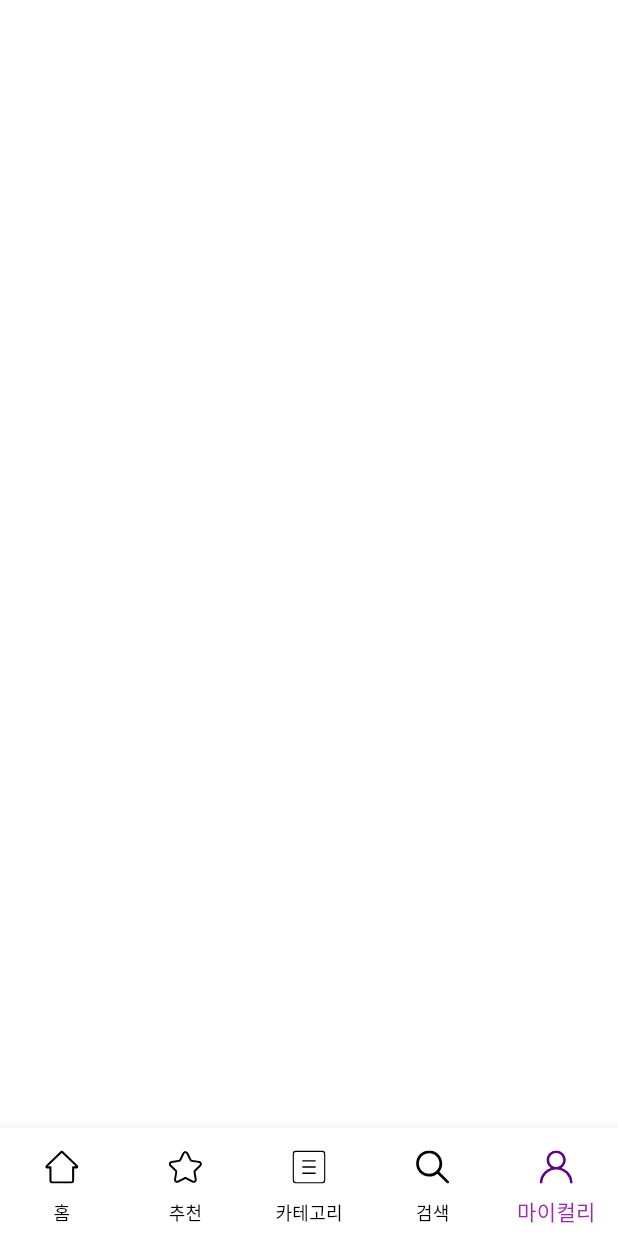
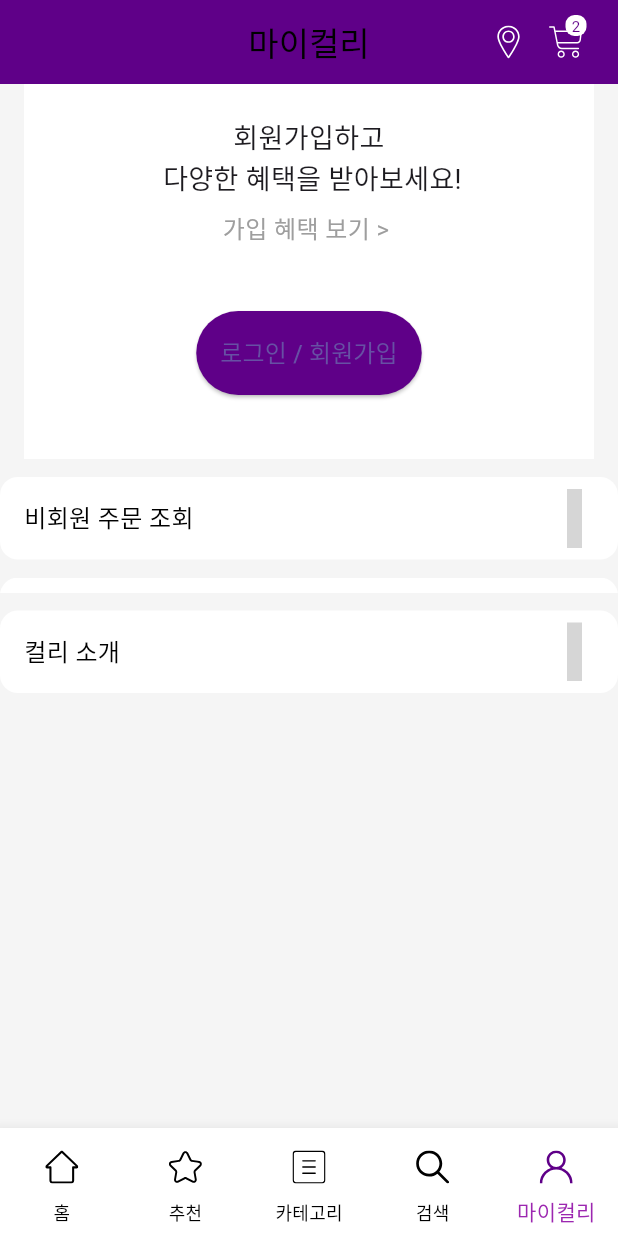
Before and after one commit to trofi92/market_kurly_ui, a Flutter app: the MainScreens screen opened by its route, item 5 of the bottom bar chosen, on a phone screen of 412 x 824 dp. Run offline on Flutter 3.47's test engine with Material 3 defaults, Android fonts, the phone set to English and light mode, and no system bars; our stand-ins replace flutter_svg, google_fonts; grey boxes are pictures that could not be loaded.

Commit message:
day006: navBar, MyKurly UI 작업

```diff
--- a/lib/models/nav_item.dart
+++ b/lib/models/nav_item.dart
@@ -1,5 +1,3 @@
-import 'package:flutter/material.dart';
-
 class NavItem {
   final String id;
   final String icon;
--- /dev/null
+++ b/lib/models/text_menu.dart
@@ -0,0 +1,41 @@
+class TextMenu {
+  String? text;
+  String? icon;
+  String? path;
+
+  TextMenu({this.text, this.icon, this.path});
+}
+
+// 메뉴 더미데이터
+List<TextMenu> textMenuList = [
+  TextMenu(
+    text: "배송 안내",
+    icon: "assets/icons/right-arrow.svg",
+    path: "/",
+  ),
+  TextMenu(
+    text: "공지 사항",
+    icon: "assets/icons/right-arrow.svg",
+    path: "/",
+  ),
+  TextMenu(
+    text: "자주하는 질문",
+    icon: "assets/icons/right-arrow.svg",
+    path: "/",
+  ),
+  TextMenu(
+    text: "고객센터",
+    icon: "assets/icons/right-arrow.svg",
+    path: "/",
+  ),
+  TextMenu(
+    text: "이용안내",
+    icon: "assets/icons/right-arrow.svg",
+    path: "/",
+  ),
+  TextMenu(
+    text: "컬리 소개",
+    icon: "assets/icons/right-arrow.svg",
+    path: "/",
+  ),
+];
--- /dev/null
+++ b/lib/screens/components/custom_actions.dart
@@ -0,0 +1,35 @@
+import 'package:flutter/material.dart';
+import 'package:flutter_svg/svg.dart';
+import 'package:market_curly_ui/screens/components/stack_icon.dart';
+
+class CustomActions extends StatelessWidget {
+  const CustomActions({super.key});
+
+  @override
+  Widget build(BuildContext context) {
+    return Padding(
+      padding: EdgeInsets.only(right: 16.0),
+      child: Row(
+        children: [
+          SizedBox(
+            width: 38,
+            child: IconButton(
+                onPressed: () {},
+                icon: SvgPicture.asset(
+                  "assets/icons/pin.svg",
+                  colorFilter: ColorFilter.mode(Colors.white, BlendMode.srcIn),
+                )),
+          ),
+          SizedBox(
+            width: 38,
+            child: StackIcon(
+              imagePath: "assets/icons/shopping-cart.svg",
+              counter: "2",
+              onPressed: () {},
+            ),
+          )
+        ],
+      ),
+    );
+  }
+}
--- a/lib/screens/main_screens.dart
+++ b/lib/screens/main_screens.dart
@@ -6,6 +6,7 @@
 import 'package:market_curly_ui/screens/home/home_screen.dart';
 import 'package:market_curly_ui/screens/my_kurly/my_kurly_screen.dart';
 import 'package:market_curly_ui/screens/recommand/recommend_screen.dart';
+import 'package:market_curly_ui/screens/search/search_screen.dart';
 
 class MainScreens extends StatefulWidget {
   static const String routeName = '/main_screen';
@@ -28,6 +29,7 @@
           HomeScreen(),
           RecommendScreen(),
           CategoryScreen(),
+          SearchScreen(),
           MyKurlyScreen(),
         ],
       ),
--- /dev/null
+++ b/lib/screens/my_kurly/components/my_kurly_body.dart
@@ -0,0 +1,53 @@
+import 'package:flutter/material.dart';
+import 'package:market_curly_ui/models/text_menu.dart';
+import 'package:market_curly_ui/screens/components/text_menu_card.dart';
+import 'package:market_curly_ui/screens/my_kurly/components/my_kurly_header.dart';
+
+class MyKurlyBody extends StatelessWidget {
+  const MyKurlyBody({super.key});
+
+  @override
+  Widget build(BuildContext context) {
+    return Column(
+      children: [
+        MyKurlyHeader(),
+        buildPaddingTextMenuCard("비회원 주문 조회", () {}),
+        SizedBox(
+          height: 10,
+          child: ListView.separated(
+            physics: const ClampingScrollPhysics(),
+            itemBuilder: (context, index) {
+              return SizedBox(
+                child: TextMenuCard(
+                  title: textMenuList[index].text,
+                  icon: textMenuList[index].icon,
+                ),
+              );
+            },
+            separatorBuilder: (context, index) {
+              return Divider(
+                height: 0,
+              );
+            },
+            itemCount: textMenuList.length,
+          ),
+        ),
+        buildPaddingTextMenuCard("컬리 소개", () {}),
+      ],
+    );
+  }
+}
+
+Padding buildPaddingTextMenuCard(String text, GestureTapCallback press) {
+  return Padding(
+    padding: const EdgeInsets.symmetric(vertical: 12.0),
+    child: SizedBox(
+      height: 55,
+      child: TextMenuCard(
+          title: text,
+          icon: 'assets/icnos/right-arrow.svg',
+          press: press,
+          textColor: Colors.black),
+    ),
+  );
+}
--- /dev/null
+++ b/lib/screens/my_kurly/components/my_kurly_header.dart
@@ -0,0 +1,47 @@
+import 'package:flutter/material.dart';
+import 'package:market_curly_ui/screens/components/default_button.dart';
+
+class MyKurlyHeader extends StatelessWidget {
+  const MyKurlyHeader({super.key});
+
+  @override
+  Widget build(BuildContext context) {
+    return Container(
+      padding: EdgeInsets.symmetric(horizontal: 16.0),
+      child: Container(
+          color: Colors.white,
+          child: SizedBox(
+              height: 250,
+              width: double.infinity,
+              child: Column(
+                  mainAxisAlignment: MainAxisAlignment.spaceEvenly,
+                  children: [
+                    Spacer(),
+                    SizedBox(
+                      width: 250,
+                      child: Text("회원가입하고 \n 다양한 혜택을 받아보세요!",
+                          textAlign: TextAlign.center,
+                          style: TextStyle(
+                            fontSize: 18,
+                          )),
+                    ),
+                    SizedBox(
+                      height: 8,
+                    ),
+                    Text(
+                      '가입 혜택 보기 > ',
+                      style: TextStyle(fontSize: 16, color: Colors.grey),
+                    ),
+                    Spacer(),
+                    Padding(
+                      padding: const EdgeInsets.all(20.0),
+                      child: DefaultButton(
+                        text: '로그인 / 회원가입',
+                        press: () {},
+                      ),
+                    ),
+                    Spacer(),
+                  ]))),
+    );
+  }
+}
--- a/lib/screens/my_kurly/my_kurly_screen.dart
+++ b/lib/screens/my_kurly/my_kurly_screen.dart
@@ -1,10 +1,26 @@
 import 'package:flutter/material.dart';
+import 'package:market_curly_ui/screens/components/custom_actions.dart';
+import 'package:market_curly_ui/screens/my_kurly/components/my_kurly_body.dart';
 
 class MyKurlyScreen extends StatelessWidget {
   const MyKurlyScreen({super.key});
 
   @override
   Widget build(BuildContext context) {
-    return Scaffold();
+    return Scaffold(
+        backgroundColor: Color(0xfff5f5f5),
+        appBar: AppBar(
+          title: Text(
+            "마이컬리",
+            style: TextStyle(color: Colors.black),
+          ),
+          automaticallyImplyLeading: false,
+          actions: [
+            CustomActions(),
+          ],
+        ),
+        body: SingleChildScrollView(
+          child: MyKurlyBody(),
+        ));
   }
 }
--- /dev/null
+++ b/lib/screens/search/search_screen.dart
@@ -0,0 +1,12 @@
+import 'package:flutter/material.dart';
+
+class SearchScreen extends StatelessWidget {
+  const SearchScreen({super.key});
+
+  @override
+  Widget build(BuildContext context) {
+    return Scaffold(
+      body: Center(child: Text("Search Screen")),
+    );
+  }
+}
```
Also changed, not shown: pubspec.lock, 1 other file.
